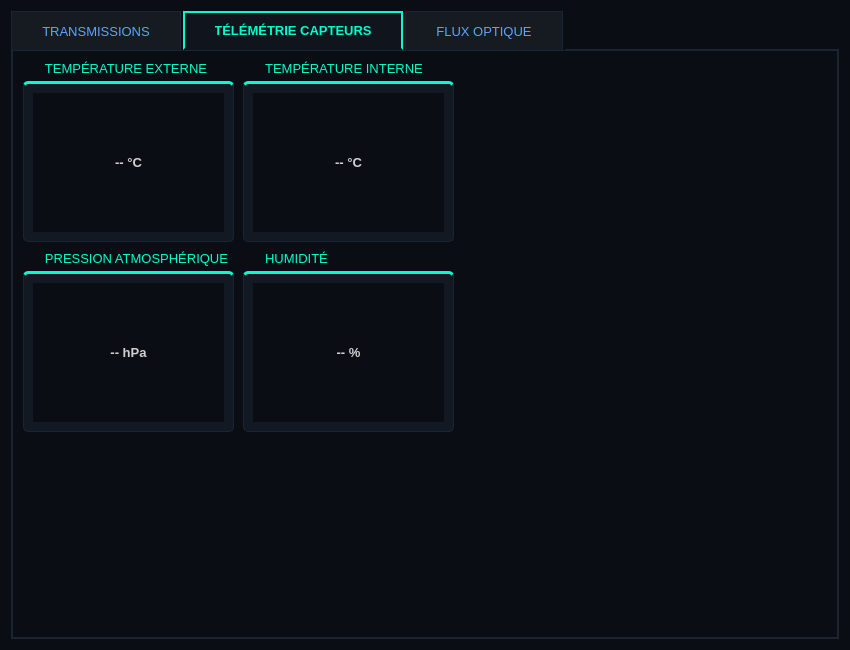
Above: PBS/widget.ui from lguerriau/ballonstratospherique before the change. Below: the same form after it.
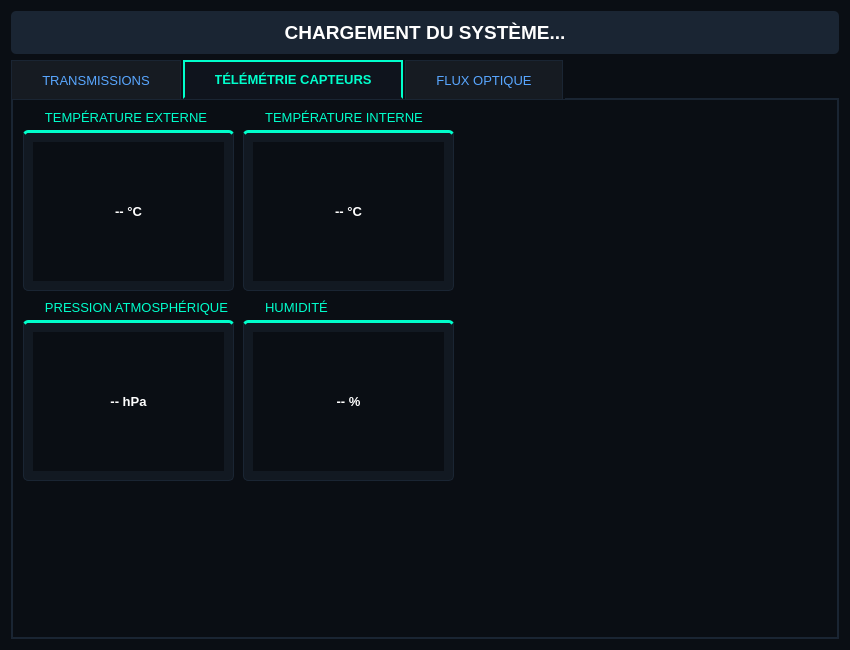
That is the form after the change. The open tabs and pages were chosen to show the change.

Patch:
```diff
--- a/PBS/widget.ui
+++ b/PBS/widget.ui
@@ -15,7 +15,7 @@
   </property>
   <property name="styleSheet">
    <string>
-    /* --- STYLE GLOBAL --- */
+/* --- STYLE GLOBAL --- */
 QWidget {
     background-color: #0a0e14;
     color: #d1d1d1;
@@ -23,121 +23,62 @@
     font-size: 10pt;
 }
 
+/* --- BANDEAU D'ÉTAT DYNAMIQUE --- */
+QLabel#lbl_status_vol {
+    padding: 10px;
+    font-weight: bold;
+    font-size: 14pt;
+    color: white;
+    background-color: #1a2533; 
+    border-radius: 5px;
+    qproperty-alignment: 'AlignCenter';
+}
+QLabel#lbl_status_vol[status="ASCENSION"] { background-color: #007bff; }
+QLabel#lbl_status_vol[status="BURST"] { background-color: #ff0000; border: 2px solid white; }
+QLabel#lbl_status_vol[status="LANDING"] { background-color: #28a745; }
+
 /* --- ONGLETS (TABS) --- */
-QTabWidget::pane {
-    border: 2px solid #1a2533;
-    top: -1px;
-    background-color: #0f141d;
-}
-
-QTabBar::tab {
-    background: #161b22;
-    color: #58a6ff;
-    padding: 10px 30px;
-    border: 1px solid #1a2533;
-    border-bottom: none;
-    margin-right: 2px;
-}
-
-QTabBar::tab:selected {
-    background: #0f141d;
-    color: #00ffcc;
-    border: 2px solid #00ffcc;
-    border-bottom: 2px solid #0f141d;
-    font-weight: bold;
-}
+QTabWidget::pane { border: 2px solid #1a2533; top: -1px; background-color: #0f141d; }
+QTabBar::tab { background: #161b22; color: #58a6ff; padding: 10px 30px; border: 1px solid #1a2533; border-bottom: none; margin-right: 2px; }
+QTabBar::tab:selected { background: #0f141d; color: #00ffcc; border: 2px solid #00ffcc; border-bottom: 2px solid #0f141d; font-weight: bold; }
 
 /* --- CADRES DE DONNÉES (GROUPBOX) --- */
-QGroupBox {
-    border: 1px solid #1a2533;
-    border-top: 3px solid #00ffcc;
-    border-radius: 5px;
-    margin-top: 20px;
-    background-color: #121922;
-}
-
-QGroupBox::title {
-    subcontrol-origin: margin;
-    left: 10px;
-    padding: 0 10px;
-    color: #00ffcc;
-    text-transform: uppercase;
-    font-weight: bold;
-    letter-spacing: 1px;
-}
+QGroupBox { border: 1px solid #1a2533; border-top: 3px solid #00ffcc; border-radius: 5px; margin-top: 20px; background-color: #121922; }
+QGroupBox::title { subcontrol-origin: margin; left: 10px; padding: 0 10px; color: #00ffcc; text-transform: uppercase; font-weight: bold; letter-spacing: 1px; }
 
 /* --- LABELS DE TÉLÉMÉTRIE --- */
-QLabel#lbl_val_rssi, QLabel#lbl_val_snr, QLabel#lbl_val_temp, QLabel#lbl_val_alt, QLabel#lbl_val_pression {
-    color: #ffffff;
-    font-weight: bold;
-}
+QLabel#lbl_val_rssi, QLabel#lbl_val_snr, QLabel#lbl_val_temp_int, QLabel#lbl_val_temp_ext, QLabel#lbl_val_pres, QLabel#lbl_val_hum { color: #ffffff; font-weight: bold; }
 
 /* --- TABLEAU (LOGS) --- */
-QTableWidget {
-    background-color: #0d1117;
-    alternate-background-color: #161b22;
-    gridline-color: #21262d;
-    color: #c9d1d9;
-    border: 1px solid #30363d;
-    selection-background-color: #00ffcc;
-    selection-color: #0a0e14;
-}
-
-QHeaderView::section {
-    background-color: #161b22;
-    color: #58a6ff;
-    padding: 6px;
-    border: 1px solid #30363d;
-    font-weight: bold;
-}
+QTableWidget { background-color: #0d1117; alternate-background-color: #161b22; gridline-color: #21262d; color: #c9d1d9; border: 1px solid #30363d; selection-background-color: #00ffcc; selection-color: #0a0e14; }
+QHeaderView::section { background-color: #161b22; color: #58a6ff; padding: 6px; border: 1px solid #30363d; font-weight: bold; }
 
 /* --- BOUTONS --- */
-QPushButton {
-    background-color: #21262d;
-    color: #c9d1d9;
-    border: 1px solid #363b42;
-    border-radius: 4px;
-    padding: 8px 16px;
-    font-weight: bold;
-}
-
-QPushButton:hover {
-    background-color: #30363d;
-    border: 1px solid #00ffcc;
-    color: #00ffcc;
-}
-
-QPushButton:pressed {
-    background-color: #00ffcc;
-    color: #0a0e14;
-}
-
-QPushButton#btn_generer_video {
-    background-color: #3e1a1a;
-    color: #ff6666;
-    border: 1px solid #662222;
-}
-
-QPushButton#btn_generer_video:hover {
-    background-color: #662222;
-    color: white;
-}
+QPushButton { background-color: #21262d; color: #c9d1d9; border: 1px solid #363b42; border-radius: 4px; padding: 8px 16px; font-weight: bold; }
+QPushButton:hover { background-color: #30363d; border: 1px solid #00ffcc; color: #00ffcc; }
+QPushButton:pressed { background-color: #00ffcc; color: #0a0e14; }
+QPushButton#btn_generer_video { background-color: #3e1a1a; color: #ff6666; border: 1px solid #662222; }
+QPushButton#btn_generer_video:hover { background-color: #662222; color: white; }
 
 /* --- MENU DÉROULANT (COMBOBOX) --- */
-QComboBox {
-    background-color: #161b22;
-    border: 1px solid #30363d;
-    border-radius: 4px;
-    padding: 5px;
-    color: #c9d1d9;
-}
-
-QComboBox::drop-down {
-    border: none;
-}
+QComboBox { background-color: #161b22; border: 1px solid #30363d; border-radius: 4px; padding: 5px; color: #c9d1d9; }
+QComboBox::drop-down { border: none; }
    </string>
   </property>
-  <layout class="QHBoxLayout" name="horizontalLayout">
+  <layout class="QVBoxLayout" name="mainLayout">
+   <item>
+    <widget class="QLabel" name="lbl_status_vol">
+     <property name="text">
+      <string>CHARGEMENT DU SYSTÈME...</string>
+     </property>
+     <property name="alignment">
+      <set>Qt::AlignCenter</set>
+     </property>
+     <property name="status" stdset="0">
+      <string>ASCENSION</string>
+     </property>
+    </widget>
+   </item>
    <item>
     <widget class="QTabWidget" name="tabWidget">
      <property name="currentIndex">
@@ -234,7 +175,6 @@
          <widget class="QLabel" name="lbl_val_temp_int">
           <property name="font">
            <font>
-            <family>Segoe UI</family>
             <pointsize>10</pointsize>
             <bold>true</bold>
            </font>
@@ -266,7 +206,6 @@
          <widget class="QLabel" name="lbl_val_pres">
           <property name="font">
            <font>
-            <family>Segoe UI</family>
             <pointsize>10</pointsize>
             <bold>true</bold>
            </font>
@@ -293,12 +232,11 @@
        <property name="title">
         <string>TEMPÉRATURE EXTERNE</string>
        </property>
-       <layout class="QVBoxLayout" name="_2">
+       <layout class="QVBoxLayout">
         <item>
          <widget class="QLabel" name="lbl_val_temp_ext">
           <property name="font">
            <font>
-            <family>Segoe UI</family>
             <pointsize>10</pointsize>
             <bold>true</bold>
            </font>
@@ -325,12 +263,11 @@
        <property name="title">
         <string>HUMIDITÉ</string>
        </property>
-       <layout class="QVBoxLayout" name="_3">
+       <layout class="QVBoxLayout">
         <item>
          <widget class="QLabel" name="lbl_val_hum">
           <property name="font">
            <font>
-            <family>Segoe UI</family>
             <pointsize>10</pointsize>
             <bold>true</bold>
            </font>
```
Left out of the diff: 33 changed lines with no effect on the pictures.
